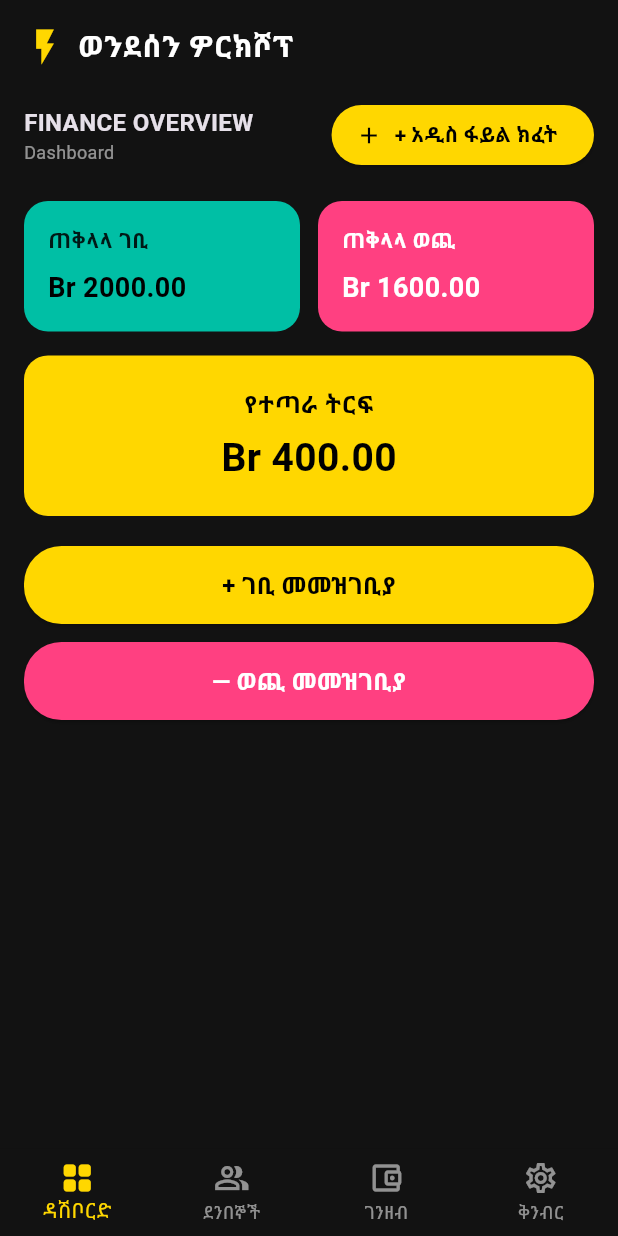
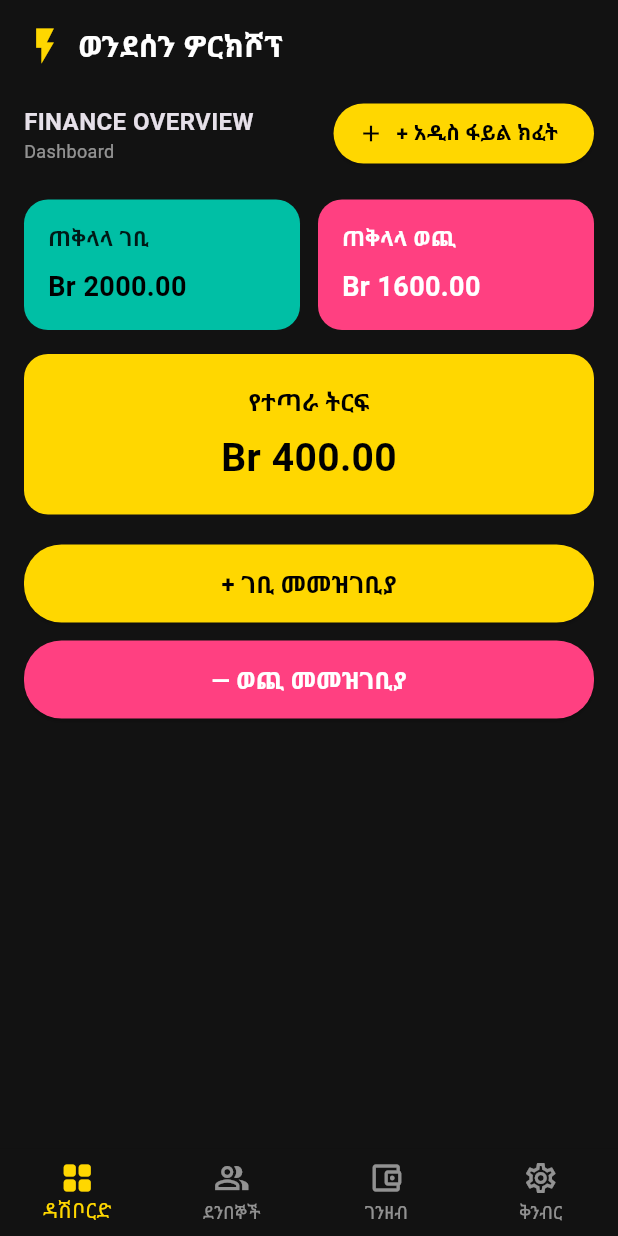
Before and after one commit to tadesseamanuel925w/wondessen_workshop, a Flutter app: the FullScreenMediaViewer screen opened directly with empty values, after a tap on the "close" icon, on a phone screen of 412 x 824 dp. Run offline on Flutter 3.47's test engine with Material 3 defaults, Android fonts, the phone set to English and light mode, and no system bars; our stand-ins replace google_fonts, image_picker, shared_preferences, speech_to_text, video_player; accounts and stored records are empty.

Commit message:
Fix: Remove dart:html import for mobile build

```diff
--- a/lib/main.dart
+++ b/lib/main.dart
@@ -1,8 +1,9 @@
-import 'dart:convert';
+import 'dart0convert';
 import 'dart:io';
 import 'package:flutter/foundation.dart';
 import 'package:flutter/gestures.dart';
 import 'package:flutter/material.dart';
+import 'package:google_fonts/google_fonts.dart';
 import 'package:image_picker/image_picker.dart';
 import 'package:shared_preferences/shared_preferences.dart';
 import 'package:speech_to_text/speech_to_text.dart' as stt;
@@ -121,6 +122,9 @@ class WendesenWorkshopApp extends StatelessWidget {
           primary: Color(0xFFFFD700),
           secondary: Color(0xFF00E676),
           surface: Color(0xFF1E1E1E),
+        ),
+        textTheme: GoogleFonts.notoSansEthiopicTextTheme(
+          ThemeData.dark().textTheme,
         ),
       ),
       home: const MainNavigationScreen(),
@@ -908,9 +912,7 @@ class _RecordsScreenState extends State<RecordsScreen> {
                         color: Color(0xFFFFD700), size: 36)
                     : (item.bytes != null
                         ? Image.memory(item.bytes!, fit: BoxFit.cover)
-                        : (kIsWeb
-                            ? Image.network(item.file.path, fit: BoxFit.cover)
-                            : Image.file(File(item.file.path), fit: BoxFit.cover))),
+                        : Image.file(File(item.file.path), fit: BoxFit.cover)),
               ),
             ),
             const SizedBox(height: 6),
@@ -1225,12 +1227,7 @@ class _FullScreenMediaViewerState extends State<FullScreenMediaViewer> {
     super.initState();
 
     if (widget.mediaItem.isVideo) {
-      if (kIsWeb) {
-        _videoController =
-            VideoPlayerController.networkUrl(Uri.parse(widget.mediaItem.file.path));
-      } else {
-        _videoController = VideoPlayerController.file(File(widget.mediaItem.file.path));
-      }
+      _videoController = VideoPlayerController.file(File(widget.mediaItem.file.path));
 
       _videoController!.initialize().then((_) {
         setState(() {});
@@ -1292,9 +1289,7 @@ class _FullScreenMediaViewerState extends State<FullScreenMediaViewer> {
                 : const CircularProgressIndicator(color: Color(0xFFFFD700)))
             : (widget.mediaItem.bytes != null
                 ? Image.memory(widget.mediaItem.bytes!)
-                : (kIsWeb
-                    ? Image.network(widget.mediaItem.file.path)
-                    : Image.file(File(widget.mediaItem.file.path)))),
+                : Image.file(File(widget.mediaItem.file.path))),
       ),
     );
   }
```
